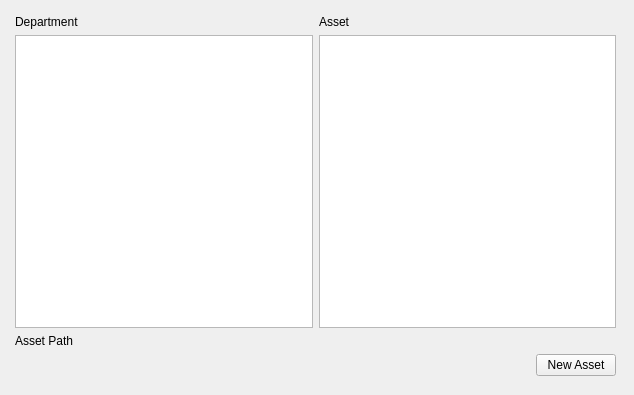
The window that scripts/PipelineManagementTools/gui/assetManager.ui (jw0z96/PipelineManagementTools) describes before a commit, drawn with Qt 5.
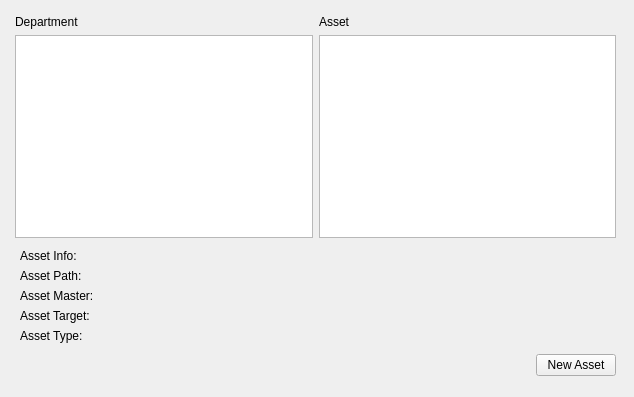
The same window after the commit.

Commit message: working asset info

Diff of the .ui file:
```diff
--- a/scripts/PipelineManagementTools/gui/assetManager.ui
+++ b/scripts/PipelineManagementTools/gui/assetManager.ui
@@ -7,7 +7,7 @@
     <x>0</x>
     <y>0</y>
     <width>634</width>
-    <height>395</height>
+    <height>397</height>
    </rect>
   </property>
   <property name="sizePolicy">
@@ -70,26 +70,76 @@
      </layout>
     </item>
     <item>
-     <layout class="QHBoxLayout" name="horizontalLayout">
+     <layout class="QVBoxLayout" name="verticalLayout_2">
+      <property name="margin">
+       <number>5</number>
+      </property>
       <item>
+       <layout class="QFormLayout" name="assetInfoFormLayout">
+        <item row="1" column="0">
        <widget class="QLabel" name="assetPathLabel">
-        <property name="sizePolicy">
-         <sizepolicy hsizetype="Minimum" vsizetype="Minimum">
-          <horstretch>0</horstretch>
-          <verstretch>0</verstretch>
-         </sizepolicy>
-        </property>
+          <property name="text">
+           <string>Asset Path:</string>
+          </property>
+         </widget>
+        </item>
+        <item row="3" column="0">
+         <widget class="QLabel" name="assetTargetLabel">
         <property name="text">
-         <string>Asset Path</string>
+           <string>Asset Target:</string>
         </property>
        </widget>
       </item>
-      <item>
+        <item row="4" column="0">
+         <widget class="QLabel" name="assetTypeLabel">
+          <property name="text">
+           <string>Asset Type:</string>
+          </property>
+         </widget>
+        </item>
+        <item row="1" column="1">
        <widget class="QLabel" name="assetPathText">
         <property name="text">
          <string/>
         </property>
        </widget>
+        </item>
+        <item row="3" column="1">
+         <widget class="QLabel" name="assetTargetText">
+          <property name="text">
+           <string/>
+          </property>
+         </widget>
+        </item>
+        <item row="4" column="1">
+         <widget class="QLabel" name="assetTypeText">
+          <property name="text">
+           <string/>
+          </property>
+         </widget>
+        </item>
+        <item row="0" column="0">
+         <widget class="QLabel" name="label">
+          <property name="text">
+           <string>Asset Info:</string>
+          </property>
+         </widget>
+        </item>
+        <item row="2" column="0">
+         <widget class="QLabel" name="assetMasterLabel">
+          <property name="text">
+           <string>Asset Master:</string>
+          </property>
+         </widget>
+        </item>
+        <item row="2" column="1">
+         <widget class="QLabel" name="assetMasterText">
+          <property name="text">
+           <string/>
+          </property>
+         </widget>
+        </item>
+       </layout>
       </item>
      </layout>
     </item>
```
Left out of the diff: 11 changed lines with no effect on the pictures. Lines whose indentation alone changed are shown as unchanged. The commit also changes 2 other files.
